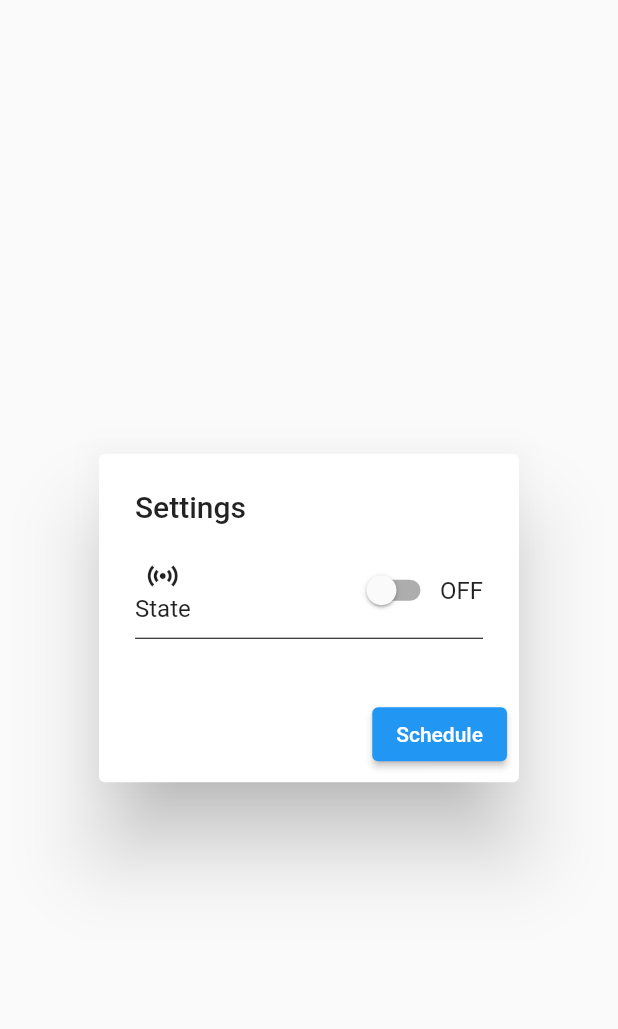
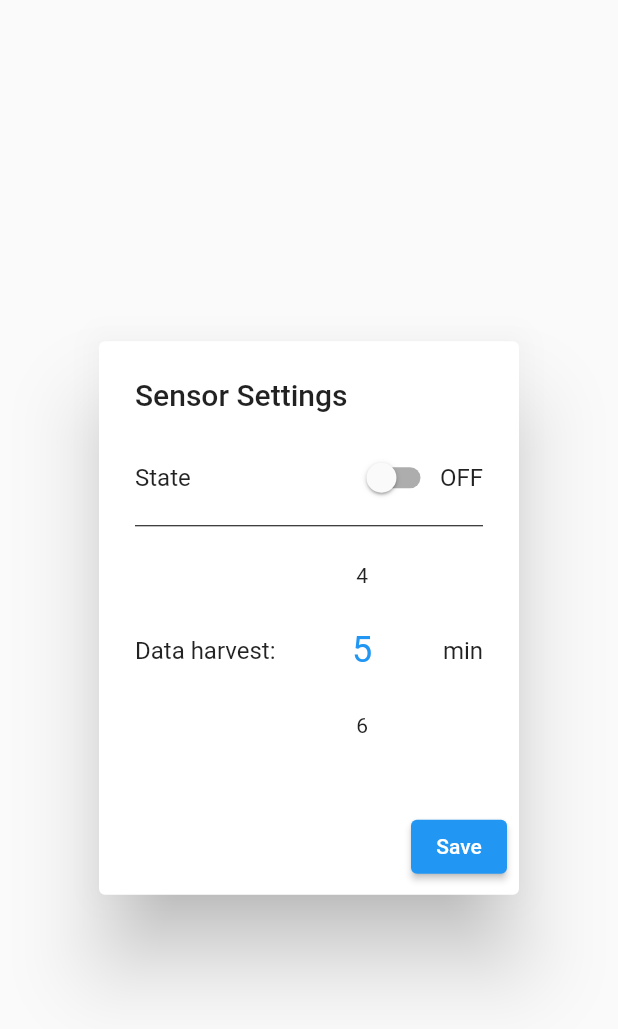
Before and after one commit to NunoVidal/MySmartHome, a Flutter app: the SensorSettingsModal widget shown alone on an empty page, opened directly, on a phone screen of 412 x 824 dp. Shown: the top 1029 px of the screen. Run offline on Flutter 3.47's test engine with Material 2 defaults, Android fonts, the phone set to English and light mode, and no system bars; drawn by our look-alikes of numberpicker; our stand-ins replace flutter_colorpicker, syncfusion_flutter_charts; network calls fail.

Commit message:
final fixes

```diff
--- a/lib/costum_widgets.dart
+++ b/lib/costum_widgets.dart
@@ -226,7 +226,7 @@ class PopupMenu extends StatefulWidget {
   State<PopupMenu> createState() => _PopupMenuState();
 }
 
-enum SampleItem { delete, moreInfo }
+enum SampleItem { delete, moreInfo, settings }
 
 class _PopupMenuState extends State<PopupMenu> {
   SampleItem? selectedMenu;
@@ -239,11 +239,20 @@ class _PopupMenuState extends State<PopupMenu> {
       onSelected: (SampleItem item) {
         setState(() {
           selectedMenu = item;
+          if (selectedMenu == SampleItem.settings) {
+            // Open a modal here.
+
+            showDialog(
+              context: context,
+              builder: (BuildContext context) {
+                return const SensorSettingsModal();
+              });
+          }
         });
       },
       itemBuilder: (BuildContext context) => <PopupMenuEntry<SampleItem>>[
         const PopupMenuItem<SampleItem>(
-          value: SampleItem.moreInfo,
+          value: SampleItem.settings,
           child: Text('Settings'),
         ),
         const PopupMenuItem<SampleItem>(
@@ -1250,17 +1259,18 @@ class SensorSettingsModal extends StatefulWidget {
 
 class _SensorSettingsModalState extends State<SensorSettingsModal> {
   bool selectedState = false;
+  int initValue = sensores[0].dataGatherInterval;
   @override
   Widget build(BuildContext context) {
     return AlertDialog(
-      title: const Text('Settings'),
+      title: const Text('Sensor Settings'),
       content: SingleChildScrollView(
         child: Column(
           children: [
             Row(
               mainAxisAlignment: MainAxisAlignment.spaceBetween,
               children: [
-                Column(children: const [Icon(Icons.sensors), Text('State')]),
+                Column(children: const [Text('State')]),
                 CostumActionSwitch(
                   action: (value) {
                     setState(() => selectedState = value);
@@ -1269,12 +1279,28 @@ class _SensorSettingsModalState extends State<SensorSettingsModal> {
               ],
             ),
             const Divider(color: Colors.black),
+            Row(
+              mainAxisAlignment: MainAxisAlignment.spaceBetween,
+              children: [
+                const Text("Data harvest: "),
+                NumberPicker(
+                  minValue: 1,
+                  maxValue: 20,
+                  value: initValue,
+                  onChanged: (value) {
+                    setState(() => initValue = value);
+                  },
+                ),
+                const Text("min")
+              ])
           ],
         ),
       ),
       actions: <Widget>[
         ElevatedButton(
           onPressed: () {
+
+            sensores[0].dataGatherInterval = initValue;
             Navigator.of(context).pop();
             ScaffoldMessenger.of(context).showSnackBar(
               const SnackBar(
@@ -1282,7 +1308,7 @@ class _SensorSettingsModalState extends State<SensorSettingsModal> {
               ),
             );
           },
-          child: const Text('Schedule'),
+          child: const Text('Save'),
         ),
       ],
     );
--- a/lib/device_list.dart
+++ b/lib/device_list.dart
@@ -21,6 +21,7 @@ class _DeviceListState extends State<DeviceList> {
     if (super.widget.type == "lighting") {
       return Scaffold(
         appBar: AppBar(
+          title: const Text('Lights'),
           leading: BackButton(
             onPressed: () => Navigator.pop(context),
           ),
@@ -72,6 +73,7 @@ class _DeviceListState extends State<DeviceList> {
     } else if (super.widget.type == "Sensor") {
       return Scaffold(
         appBar: AppBar(
+          title: const Text('Sensors'),
           leading: BackButton(
             onPressed: () => Navigator.pop(context),
           ),
```
